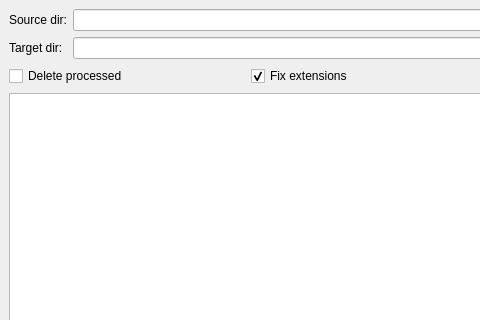
The window that src/main_window.ui (Kolcha/qImgSort) describes before a commit, drawn with Qt 5; both pictures show x 0 to 480 and y 0 to 320 of the 737 by 557 pixel window.
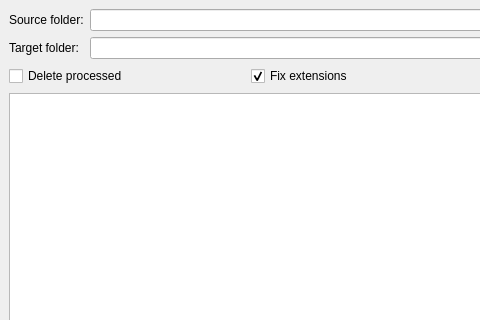
The same window after the commit.

```diff
--- a/src/main_window.ui
+++ b/src/main_window.ui
@@ -20,7 +20,7 @@
       <item row="0" column="0">
        <widget class="QLabel" name="src_label">
         <property name="text">
-         <string>Source dir:</string>
+         <string>Source folder:</string>
         </property>
        </widget>
       </item>
@@ -37,7 +37,7 @@
       <item row="1" column="0">
        <widget class="QLabel" name="dst_label">
         <property name="text">
-         <string>Target dir:</string>
+         <string>Target folder:</string>
         </property>
        </widget>
       </item>
```
